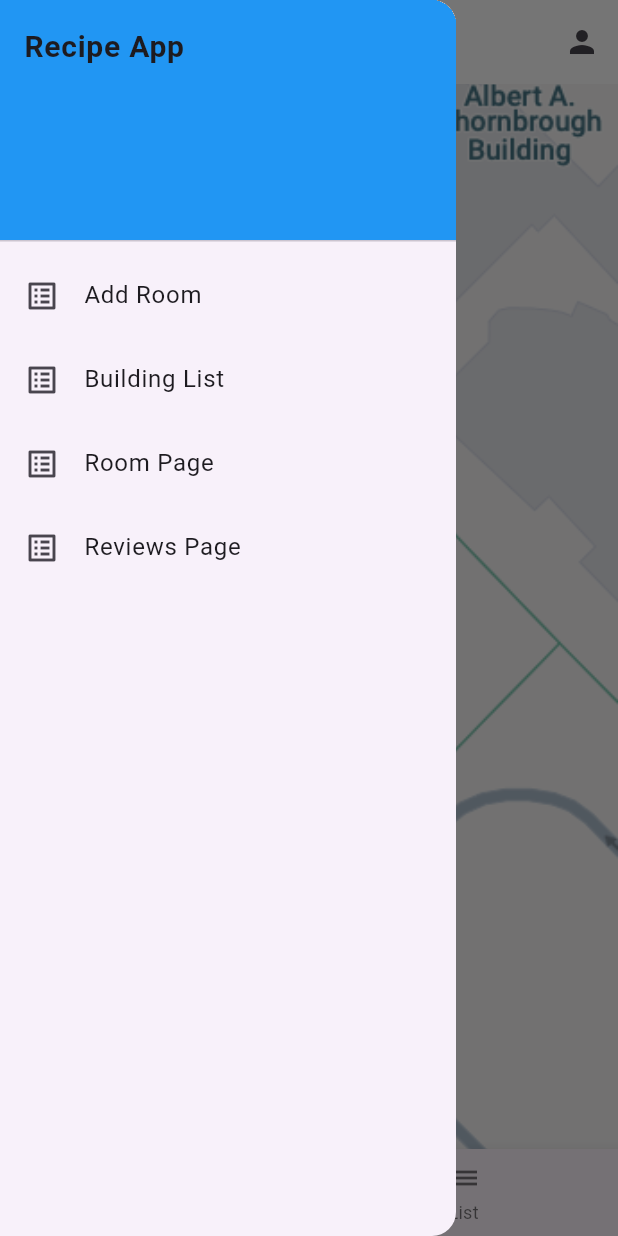
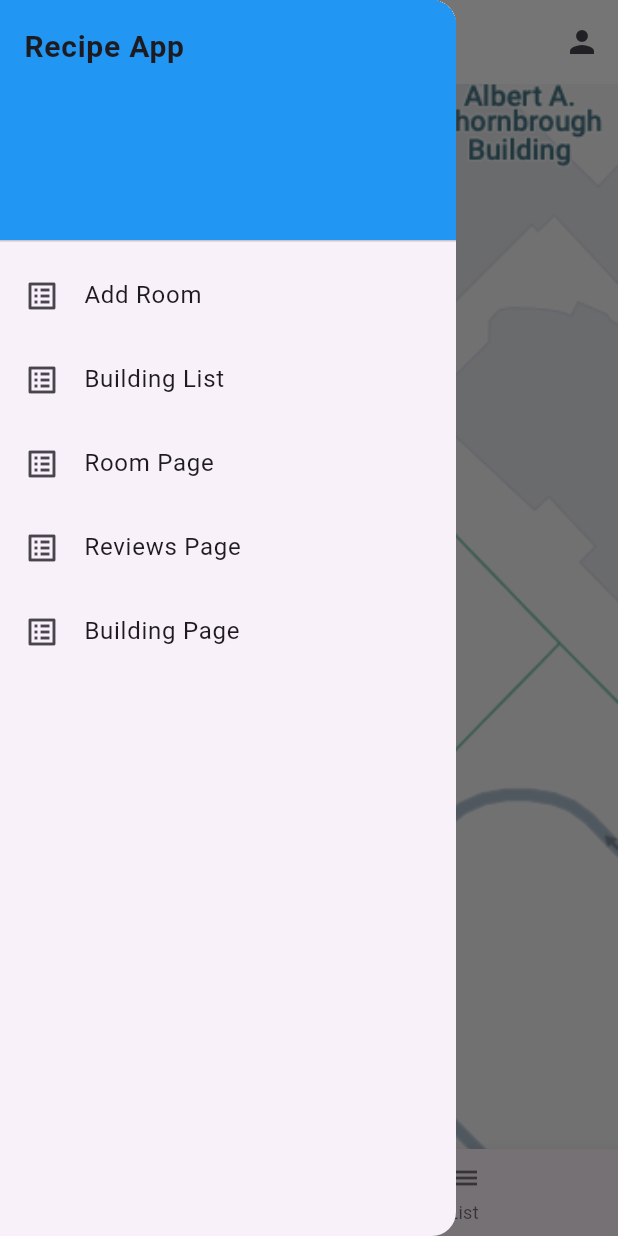
Before and after one commit to kyledavidson2/CIS4030-Group-3, a Flutter app: the screen it shows after launch, with the side drawer open, on a phone screen of 412 x 824 dp. Run offline on Flutter 3.47's test engine with Material 3 defaults, Android fonts, the phone set to English and light mode, and no system bars.

```diff
--- a/lib/home.dart
+++ b/lib/home.dart
@@ -1,4 +1,5 @@
 import 'package:flutter/material.dart';
+import 'package:group3_4030/classes/floor.dart';
 import 'package:group3_4030/room_page.dart';
 import 'classes/building.dart';
 import 'classes/room.dart';
@@ -18,7 +19,10 @@ class HomePage extends StatefulWidget {
 
 class _HomePageState extends State<HomePage> {
   int _selectedIndex = 0;
-  final List<Building> buildings = [Building(name: "Alexander Hall", abrv: "ALEX", floors: []),Building(name: "Animal Science", abrv: "ANNU", floors: []),];
+  final List<Building> buildings = [
+    Building(name: "Alexander Hall", abrv: "ALEX", floors: []),
+    Building(name: "Animal Science", abrv: "ANNU", floors: []),
+  ];
 
   void _onItemTapped(int index) {
     setState(() {
@@ -64,17 +68,19 @@ class _HomePageState extends State<HomePage> {
                 title: Text("Buildings"),
               ),
               itemBuilder: (context, index) {
-                return Padding(padding: EdgeInsets.all(10), child:ListTile(
+                return Padding(
+                    padding: EdgeInsets.all(10),
+                    child: ListTile(
                       title: ElevatedButton(
-                      onPressed: ()=>{},
-                      child:
-                      Align(  alignment: Alignment.centerLeft, child: Text(buildings[index].abrv + "-" + buildings[index].name))
-                  ),
-                )
-                );
+                          onPressed: () => {},
+                          child: Align(
+                              alignment: Alignment.centerLeft,
+                              child: Text(buildings[index].abrv +
+                                  "-" +
+                                  buildings[index].name))),
+                    ));
               },
-            )
-        )
+            ))
       ][_selectedIndex],
       bottomNavigationBar: BottomNavigationBar(
         items: const <BottomNavigationBarItem>[
@@ -126,16 +132,17 @@ class _HomePageState extends State<HomePage> {
               onTap: () {
                 Navigator.push(
                   context,
-                  MaterialPageRoute(builder: (context) => RoomPage(room:
-                  Room(
+                  MaterialPageRoute(
+                      builder: (context) => RoomPage(
+                            room: Room(
                               name: "Room Name",
                               floor: 20,
                               capacity: 20,
                               rating: 1,
                               numReviews: 0,
                               description: "asdf",
-                  )
-                    ,)),
+                            ),
+                          )),
                 );
               },
               child: const ListTile(
@@ -153,6 +160,29 @@ class _HomePageState extends State<HomePage> {
                 leading: Icon(Icons.list_alt),
                 title: Text("Reviews Page"),
               )),
+          GestureDetector(
+              onTap: () {
+                Navigator.push(
+                  context,
+                  MaterialPageRoute(
+                      builder: (context) => BuildingPage(
+                          building: Building(
+                              name: "test building",
+                              abrv: "err",
+                              floors: [Floor(level: 1, rooms: [Room(
+                                name: "Room Name",
+                                floor: 20,
+                                capacity: 20,
+                                rating: 1,
+                                numReviews: 0,
+                                description: "asdf",
+                              )])]))),
+                );
+              },
+              child: const ListTile(
+                leading: Icon(Icons.list_alt),
+                title: Text("Building Page"),
+              )),
         ]),
       ),
     );
```
Lines whose indentation alone changed are shown as unchanged.
